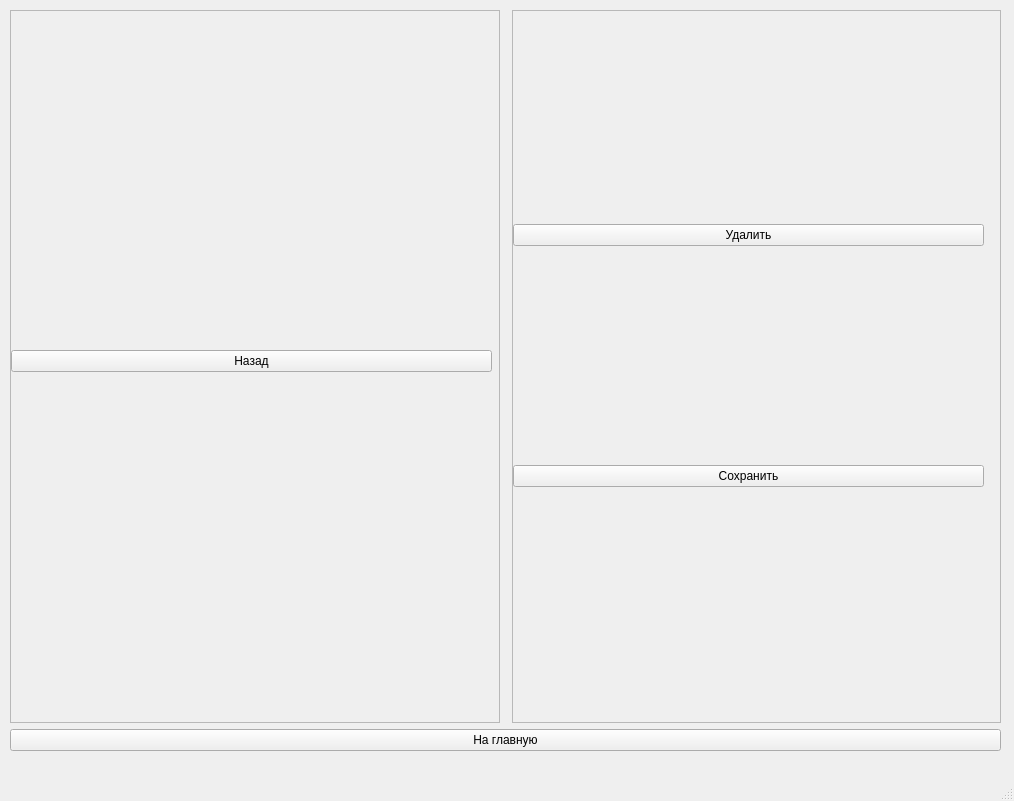
This is ui/order.ui in DaniilSmirnov/DobroeMesto as Qt 5 draws it before an edit. The edited form follows.
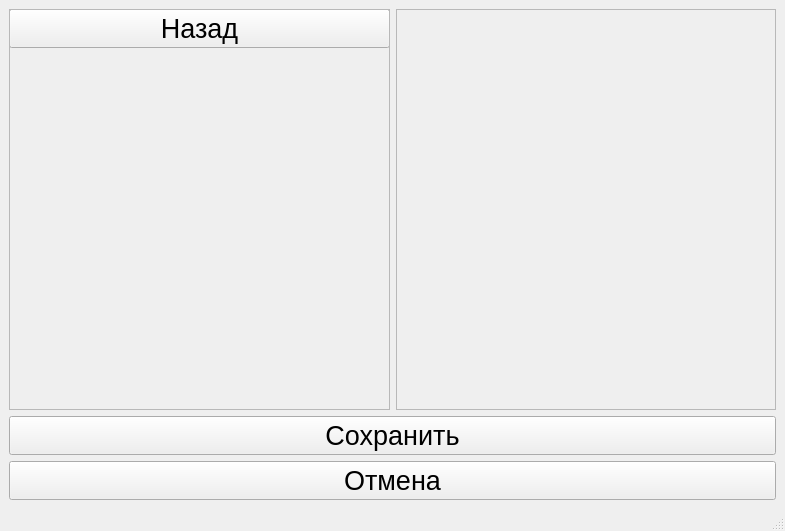
This is the edited form.

Commit message: Переделан интерфейс окна заказов

Diff of the .ui file:
```diff
--- a/ui/order.ui
+++ b/ui/order.ui
@@ -6,38 +6,21 @@
    <rect>
     <x>0</x>
     <y>0</y>
-    <width>1014</width>
-    <height>801</height>
+    <width>785</width>
+    <height>531</height>
    </rect>
   </property>
-  <property name="maximumSize">
-   <size>
-    <width>1920</width>
-    <height>1080</height>
-   </size>
-  </property>
   <property name="windowTitle">
    <string>MainWindow</string>
   </property>
   <widget class="QWidget" name="centralwidget">
-   <property name="sizePolicy">
-    <sizepolicy hsizetype="Expanding" vsizetype="Expanding">
-     <horstretch>0</horstretch>
-     <verstretch>0</verstretch>
-    </sizepolicy>
-   </property>
-   <widget class="QWidget" name="layoutWidget">
-    <property name="geometry">
-     <rect>
-      <x>10</x>
-      <y>10</y>
-      <width>991</width>
-      <height>741</height>
-     </rect>
-    </property>
-    <layout class="QGridLayout" name="gridLayout">
-     <item row="0" column="0">
-      <widget class="QScrollArea" name="categoriesarea">
+   <layout class="QVBoxLayout" name="verticalLayout_3">
+    <item>
+     <layout class="QVBoxLayout" name="verticalLayout">
+      <item>
+       <layout class="QHBoxLayout" name="horizontalLayout">
+        <item>
+         <widget class="QScrollArea" name="scrollArea">
        <property name="widgetResizable">
         <bool>true</bool>
        </property>
@@ -46,25 +29,30 @@
          <rect>
           <x>0</x>
           <y>0</y>
-          <width>487</width>
-          <height>708</height>
-         </rect>
-        </property>
-        <widget class="QWidget" name="verticalLayoutWidget">
+             <width>377</width>
+             <height>372</height>
+            </rect>
+           </property>
+           <widget class="QWidget" name="verticalLayoutWidget_2">
          <property name="geometry">
           <rect>
-           <x>0</x>
-           <y>0</y>
-           <width>481</width>
-           <height>701</height>
-          </rect>
-         </property>
-         <layout class="QVBoxLayout" name="itemslayout">
+              <x>-1</x>
+              <y>-1</y>
+              <width>381</width>
+              <height>371</height>
+             </rect>
+            </property>
+            <layout class="QVBoxLayout" name="verticalLayout_2">
           <property name="sizeConstraint">
-           <enum>QLayout::SetMinimumSize</enum>
+              <enum>QLayout::SetMaximumSize</enum>
           </property>
           <item>
            <widget class="QPushButton" name="backbutton">
+               <property name="font">
+                <font>
+                 <pointsize>20</pointsize>
+                </font>
+               </property>
             <property name="text">
              <string>Назад</string>
             </property>
@@ -75,21 +63,8 @@
        </widget>
       </widget>
      </item>
-     <item row="1" column="0" colspan="3">
-      <widget class="QPushButton" name="mainbutton">
-       <property name="sizePolicy">
-        <sizepolicy hsizetype="Preferred" vsizetype="Preferred">
-         <horstretch>0</horstretch>
-         <verstretch>0</verstretch>
-        </sizepolicy>
-       </property>
-       <property name="text">
-        <string>На главную</string>
-       </property>
-      </widget>
-     </item>
-     <item row="0" column="2">
-      <widget class="QScrollArea" name="orderarea">
+        <item>
+         <widget class="QScrollArea" name="scrollArea_2">
        <property name="widgetResizable">
         <bool>true</bool>
        </property>
@@ -98,41 +73,69 @@
          <rect>
           <x>0</x>
           <y>0</y>
-          <width>486</width>
-          <height>708</height>
-         </rect>
-        </property>
-        <widget class="QWidget" name="verticalLayoutWidget_2">
+             <width>376</width>
+             <height>372</height>
+            </rect>
+           </property>
+           <widget class="QWidget" name="gridLayoutWidget">
          <property name="geometry">
           <rect>
-           <x>0</x>
-           <y>0</y>
-           <width>471</width>
-           <height>691</height>
-          </rect>
-         </property>
-         <layout class="QVBoxLayout" name="orderlayout">
-          <item>
-           <widget class="QPushButton" name="deletebutton">
-            <property name="text">
-             <string>Удалить</string>
-            </property>
+              <x>-1</x>
+              <y>-1</y>
+              <width>381</width>
+              <height>371</height>
+             </rect>
+            </property>
+            <layout class="QGridLayout" name="gridLayout">
+             <property name="sizeConstraint">
+              <enum>QLayout::SetMaximumSize</enum>
+             </property>
+            </layout>
            </widget>
+          </widget>
+         </widget>
+        </item>
+       </layout>
           </item>
           <item>
            <widget class="QPushButton" name="savebutton">
+        <property name="sizePolicy">
+         <sizepolicy hsizetype="Minimum" vsizetype="Minimum">
+          <horstretch>0</horstretch>
+          <verstretch>0</verstretch>
+         </sizepolicy>
+        </property>
+        <property name="font">
+         <font>
+          <pointsize>20</pointsize>
+         </font>
+        </property>
             <property name="text">
-             <string>Cохранить</string>
+         <string>Сохранить</string>
             </property>
            </widget>
           </item>
-         </layout>
-        </widget>
-       </widget>
-      </widget>
-     </item>
-    </layout>
-   </widget>
+      <item>
+       <widget class="QPushButton" name="cancelbutton">
+        <property name="sizePolicy">
+         <sizepolicy hsizetype="Minimum" vsizetype="Minimum">
+          <horstretch>0</horstretch>
+          <verstretch>0</verstretch>
+         </sizepolicy>
+        </property>
+        <property name="font">
+         <font>
+          <pointsize>20</pointsize>
+         </font>
+        </property>
+        <property name="text">
+         <string>Отмена</string>
+        </property>
+       </widget>
+      </item>
+     </layout>
+    </item>
+   </layout>
   </widget>
   <widget class="QMenuBar" name="menubar">
    <property name="geometry">
```
Left out of the diff: 6 changed lines with no effect on the pictures. Lines whose indentation alone changed are shown as unchanged. The commit also changes 1 other file.
